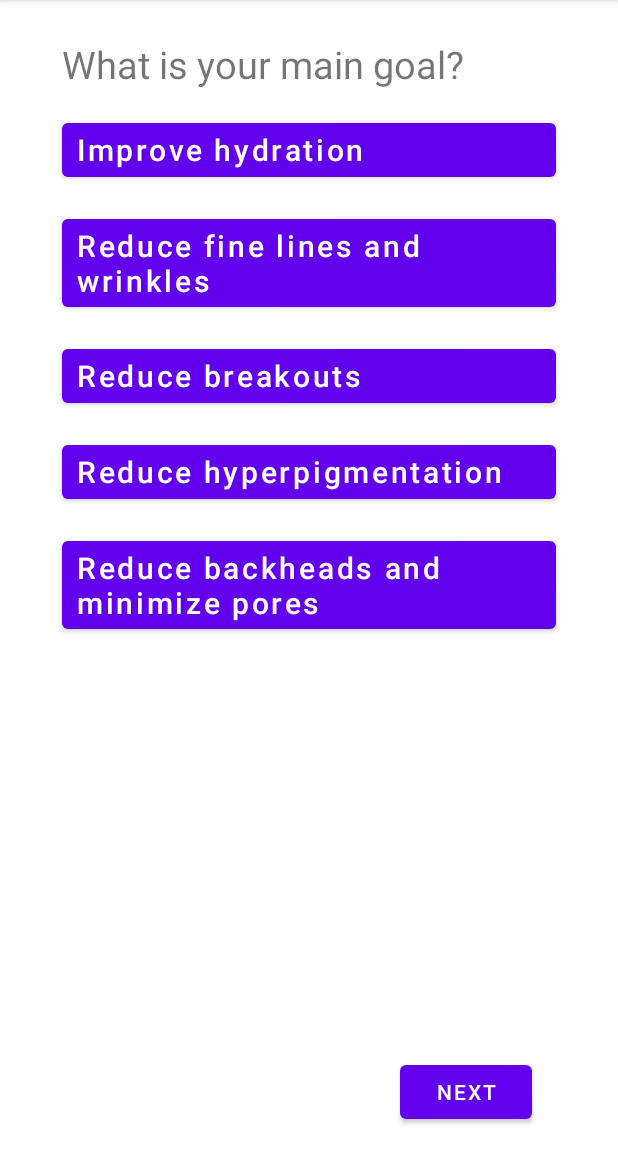
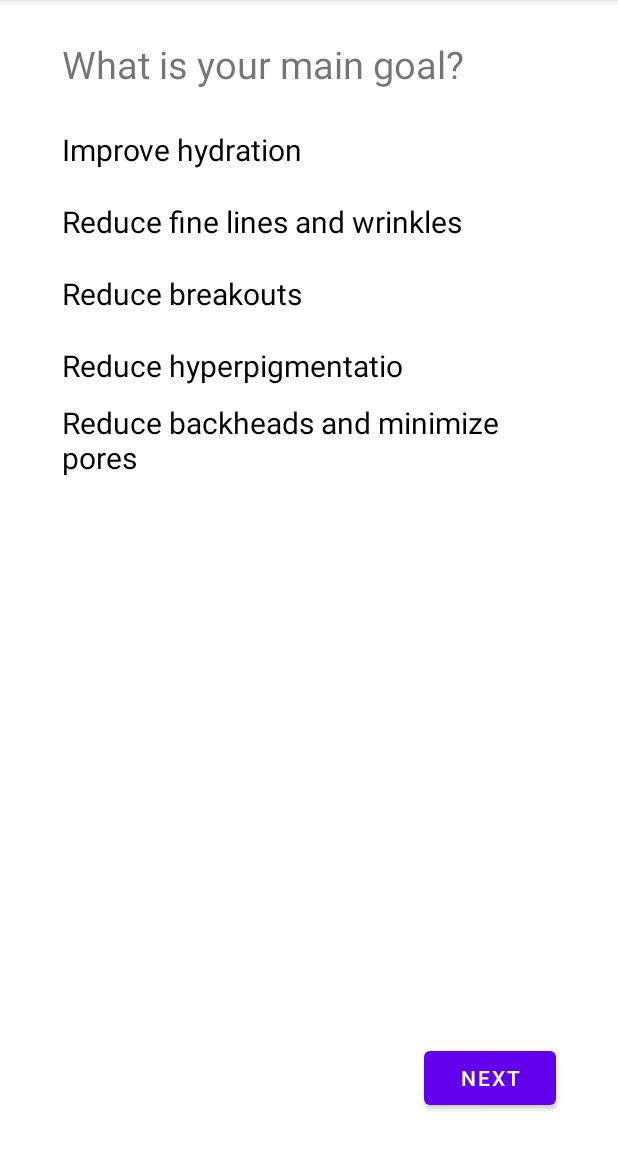
Before and after one commit to chinguyen202/better-skin, an Android app: the SecondQuiz screen opened directly, with no data from a screen before it, on a phone screen of 412 x 824 dp, the part 84-1236 px from its top. Run offline under Robolectric (Android 15) with nearby library versions, the light colour scheme and no system bars.

Commit message:
change layout quiz1, quiz2,quiz3

```diff
--- a/app/src/main/res/layout/activity_second_quiz.xml
+++ b/app/src/main/res/layout/activity_second_quiz.xml
@@ -31,82 +31,56 @@
         app:layout_constraintStart_toStartOf="@+id/guideline3"
         app:layout_constraintTop_toTopOf="parent" />
 
-    <Button
-        android:id="@+id/btnGoal1"
+    <RadioGroup
         android:layout_width="0dp"
         android:layout_height="wrap_content"
         android:layout_marginTop="16dp"
-        android:text="Improve hydration"
-        android:textAllCaps="false"
-        android:textSize="20sp"
-        android:gravity="start"
-        android:paddingLeft="10dp"
+        app:layout_constraintTop_toBottomOf="@+id/tvQuiz2"
         app:layout_constraintEnd_toStartOf="@+id/guideline4"
         app:layout_constraintStart_toStartOf="@+id/guideline3"
-        app:layout_constraintTop_toBottomOf="@+id/tvQuiz2" />
-
-    <Button
-        android:id="@+id/btnGoal2"
-        android:layout_width="0dp"
-        android:layout_height="wrap_content"
-        android:layout_marginTop="16dp"
-        android:text="Reduce fine lines and wrinkles"
-        android:textAllCaps="false"
-        android:textSize="20sp"
-        android:gravity="start"
-        android:paddingLeft="10dp"
-        app:layout_constraintEnd_toStartOf="@+id/guideline4"
-        app:layout_constraintStart_toStartOf="@+id/guideline3"
-        app:layout_constraintTop_toBottomOf="@+id/btnGoal1" />
-
-    <Button
-        android:id="@+id/btnGoal3"
-        android:layout_width="0dp"
-        android:layout_height="wrap_content"
-        android:layout_marginTop="16dp"
-        android:text="Reduce breakouts"
-        android:textAllCaps="false"
-        android:textSize="20sp"
-        android:gravity="start"
-        android:paddingLeft="10dp"
-        app:layout_constraintEnd_toStartOf="@+id/guideline4"
-        app:layout_constraintStart_toStartOf="@+id/guideline3"
-        app:layout_constraintTop_toBottomOf="@+id/btnGoal2" />
-
-    <Button
-        android:id="@+id/btnGoal4"
-        android:layout_width="0dp"
-        android:layout_height="wrap_content"
-        android:layout_marginTop="16dp"
-        android:text="Reduce hyperpigmentation"
-        android:textAllCaps="false"
-        android:textSize="20sp"
-        android:gravity="start"
-        android:paddingLeft="10dp"
-        app:layout_constraintEnd_toStartOf="@+id/guideline4"
-        app:layout_constraintStart_toStartOf="@+id/guideline3"
-        app:layout_constraintTop_toBottomOf="@+id/btnGoal3" />
-
-    <Button
-        android:id="@+id/btnGoal5"
-        android:layout_width="0dp"
-        android:layout_height="wrap_content"
-        android:layout_marginTop="16dp"
-        android:text="Reduce backheads and minimize pores"
-        android:gravity="start"
-        android:paddingLeft="10dp"
-        android:textAllCaps="false"
-        android:textSize="20sp"
-        app:layout_constraintEnd_toStartOf="@+id/guideline4"
-        app:layout_constraintStart_toStartOf="@+id/guideline3"
-        app:layout_constraintTop_toBottomOf="@+id/btnGoal4" />
+        >
+        <RadioButton
+            android:id="@+id/rbGoal1"
+            android:layout_width="match_parent"
+            android:layout_height="match_parent"
+            android:button="@null"
+            android:textSize="20sp"
+            android:text="Improve hydration"/>
+        <RadioButton
+            android:id="@+id/rbGoal2"
+            android:layout_width="match_parent"
+            android:layout_height="match_parent"
+            android:textSize="20sp"
+            android:button="@null"
+            android:text="Reduce fine lines and wrinkles"/>
+        <RadioButton
+            android:id="@+id/rbGoal3"
+            android:layout_width="match_parent"
+            android:layout_height="match_parent"
+            android:textSize="20sp"
+            android:button="@null"
+            android:text="Reduce breakouts"/>
+        <RadioButton
+            android:id="@+id/rbGoal4"
+            android:layout_width="match_parent"
+            android:layout_height="match_parent"
+            android:button="@null"
+            android:textSize="20sp"
+            android:text="Reduce hyperpigmentatio"/>
+        <RadioButton
+            android:id="@+id/rbGoal5"
+            android:layout_width="match_parent"
+            android:layout_height="match_parent"
+            android:button="@null"
+            android:textSize="20sp"
+            android:text="Reduce backheads and minimize pores"/>
+    </RadioGroup>
 
     <Button
         android:id="@+id/btnNext2"
         android:layout_width="wrap_content"
         android:layout_height="wrap_content"
-        android:layout_marginEnd="16dp"
-        android:layout_marginBottom="16dp"
+        android:layout_marginBottom="25dp"
         android:text="Next"
         app:layout_constraintBottom_toBottomOf="parent"
         app:layout_constraintEnd_toStartOf="@+id/guideline4" />
```
Also changed, not shown: app/src/main/res/layout/activity_first_quiz.xml (+41 -50 lines), app/src/main/res/layout/activity_third_quiz.xml (+41 -47 lines).
